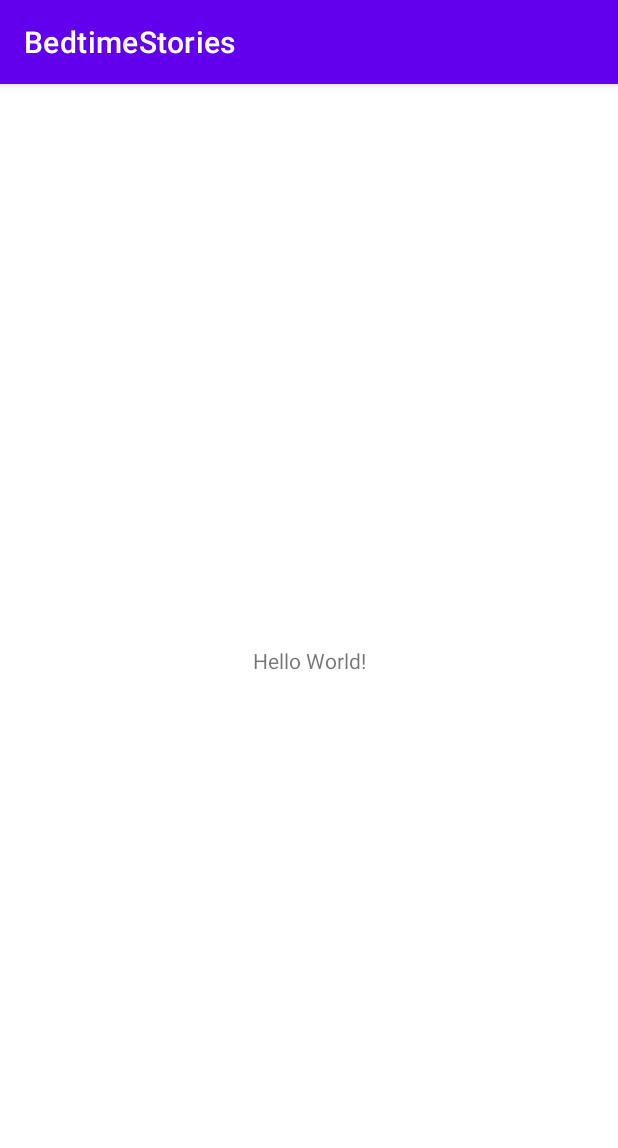
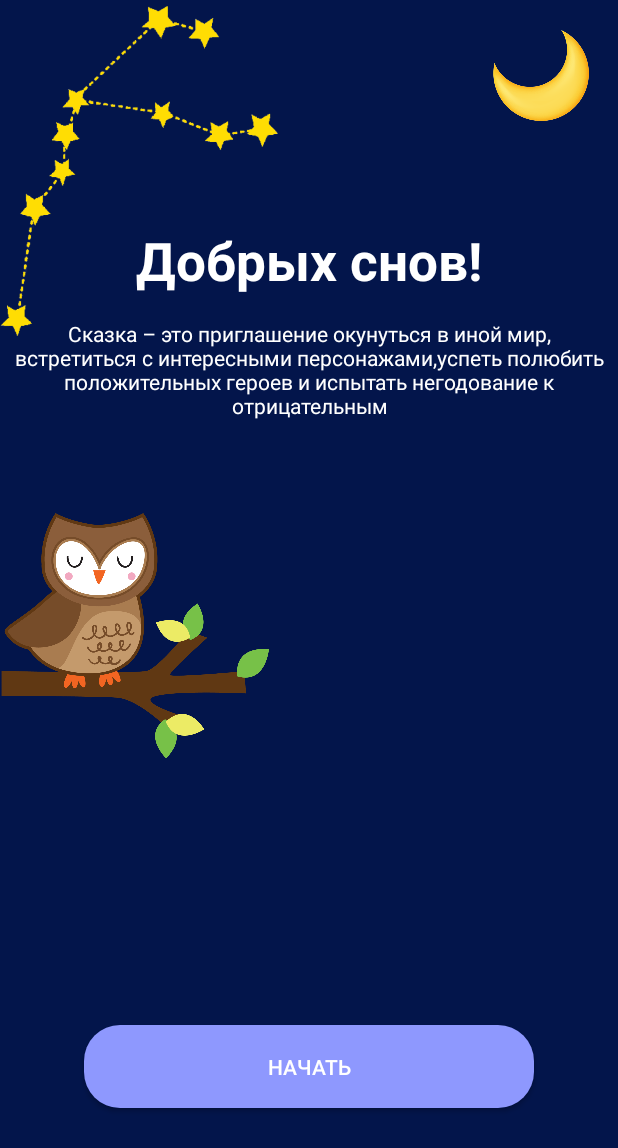
Before and after one commit to maergon/BedtimeStories, an Android app: the screen it shows after launch (MainActivity), on a phone screen of 412 x 824 dp. Shown: the top 1148 px of the screen. Run offline under Robolectric (Android 15) with nearby library versions, the phone set to English and light mode, and no system bars.

Commit message:
Create design: splash screen

```diff
--- a/app/src/main/AndroidManifest.xml
+++ b/app/src/main/AndroidManifest.xml
@@ -8,7 +8,7 @@
         android:label="@string/app_name"
         android:roundIcon="@mipmap/ic_launcher_round"
         android:supportsRtl="true"
-        android:theme="@style/Theme.BedtimeStories">
+        android:theme="@style/Theme.Design.NoActionBar">
         <activity
             android:name=".MainActivity"
             android:exported="true">
--- /dev/null
+++ b/app/src/main/res/drawable/btn_get_started.xml
@@ -0,0 +1,9 @@
+<?xml version="1.0" encoding="utf-8"?>
+<shape xmlns:android="http://schemas.android.com/apk/res/android"
+    android:shape="rectangle">
+    <solid android:color="#8E98FE" />
+    <corners android:bottomRightRadius="24dp"
+        android:bottomLeftRadius="24dp"
+        android:topRightRadius="24dp"
+        android:topLeftRadius="24dp"/>
+</shape>
--- a/app/src/main/res/layout/activity_main.xml
+++ b/app/src/main/res/layout/activity_main.xml
@@ -1,18 +1,68 @@
 <?xml version="1.0" encoding="utf-8"?>
-<androidx.constraintlayout.widget.ConstraintLayout xmlns:android="http://schemas.android.com/apk/res/android"
+<RelativeLayout xmlns:android="http://schemas.android.com/apk/res/android"
     xmlns:app="http://schemas.android.com/apk/res-auto"
     xmlns:tools="http://schemas.android.com/tools"
     android:layout_width="match_parent"
     android:layout_height="match_parent"
+    android:background="#03154B"
     tools:context=".MainActivity">
 
     <TextView
+        android:id="@+id/tvWelcomeText"
         android:layout_width="wrap_content"
         android:layout_height="wrap_content"
-        android:text="Hello World!"
-        app:layout_constraintBottom_toBottomOf="parent"
-        app:layout_constraintLeft_toLeftOf="parent"
-        app:layout_constraintRight_toRightOf="parent"
-        app:layout_constraintTop_toTopOf="parent" />
+        android:text="Добрых снов!"
+        android:layout_marginTop="150dp"
+        android:textColor="@color/white"
+        android:textSize="35sp"
+        android:textStyle="bold"
+        android:layout_alignParentTop="true"
+        android:layout_centerInParent="true"/>
 
-</androidx.constraintlayout.widget.ConstraintLayout>
+    <TextView
+        android:id="@+id/tvWelcomeDesc"
+        android:layout_width="wrap_content"
+        android:layout_height="wrap_content"
+        android:layout_below="@+id/tvWelcomeText"
+        android:layout_marginTop="15dp"
+        android:text="Сказка – это приглашение окунуться в иной мир,
+        встретиться с интересными персонажами,успеть полюбить положительных героев и испытать негодование к отрицательным"
+        android:textAlignment="center"
+        android:textColor="@color/white"
+        android:textSize="14sp" />
+
+
+    <ImageView
+        android:layout_width="248dp"
+        android:layout_height="388dp"
+        android:layout_alignParentStart="true"
+        android:layout_alignParentTop="true"
+        android:layout_marginStart="-31dp"
+        android:layout_marginTop="-80dp"
+        android:src="@drawable/stars" />
+
+    <ImageView
+        android:layout_width="72dp"
+        android:layout_height="70dp"
+        android:layout_alignParentEnd="true"
+        android:layout_marginTop="15dp"
+        android:layout_marginEnd="15dp"
+        android:src="@drawable/moon" />
+
+    <ImageView
+        android:layout_width="180dp"
+        android:layout_height="175dp"
+        android:layout_below="@+id/tvWelcomeDesc"
+        android:layout_marginTop="56dp"
+        android:src="@drawable/owl" />
+
+    <Button
+        android:layout_width="300dp"
+        android:layout_height="55dp"
+        android:layout_alignParentBottom="true"
+        android:layout_centerInParent="true"
+        android:layout_marginBottom="85dp"
+        android:background="@drawable/btn_get_started"
+        android:text="Начать" />
+
+</RelativeLayout>
```
Also changed, not shown: app/src/main/res/drawable/moon.png (added), app/src/main/res/drawable/owl.png (added), app/src/main/res/drawable/stars.png (added).
